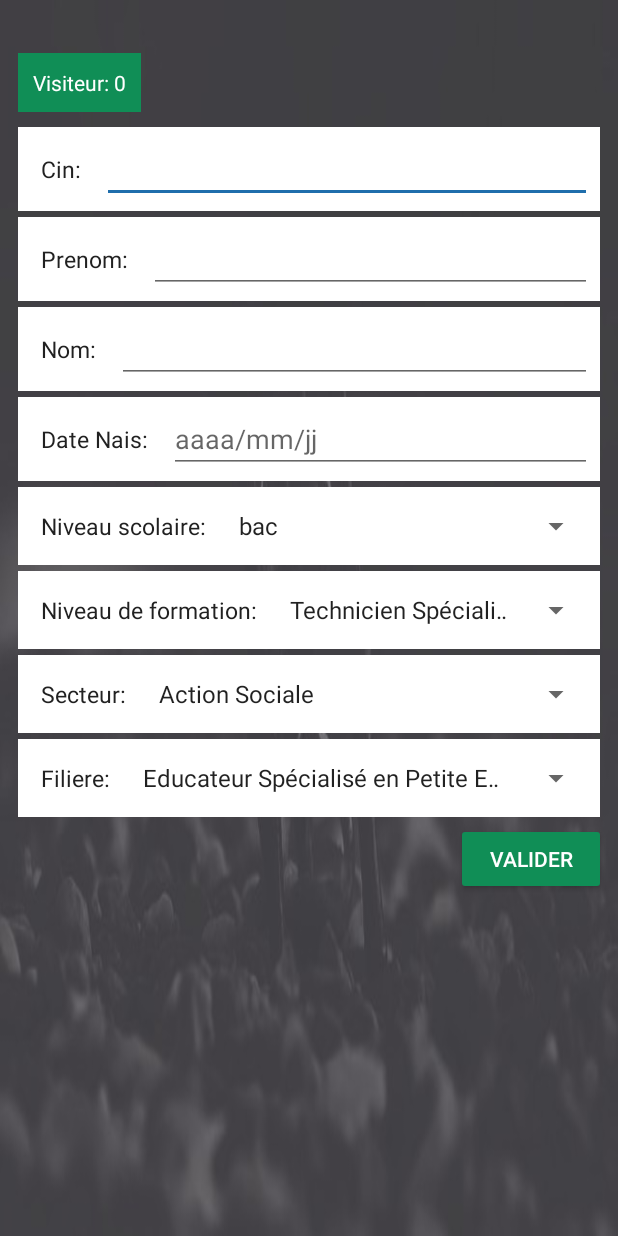
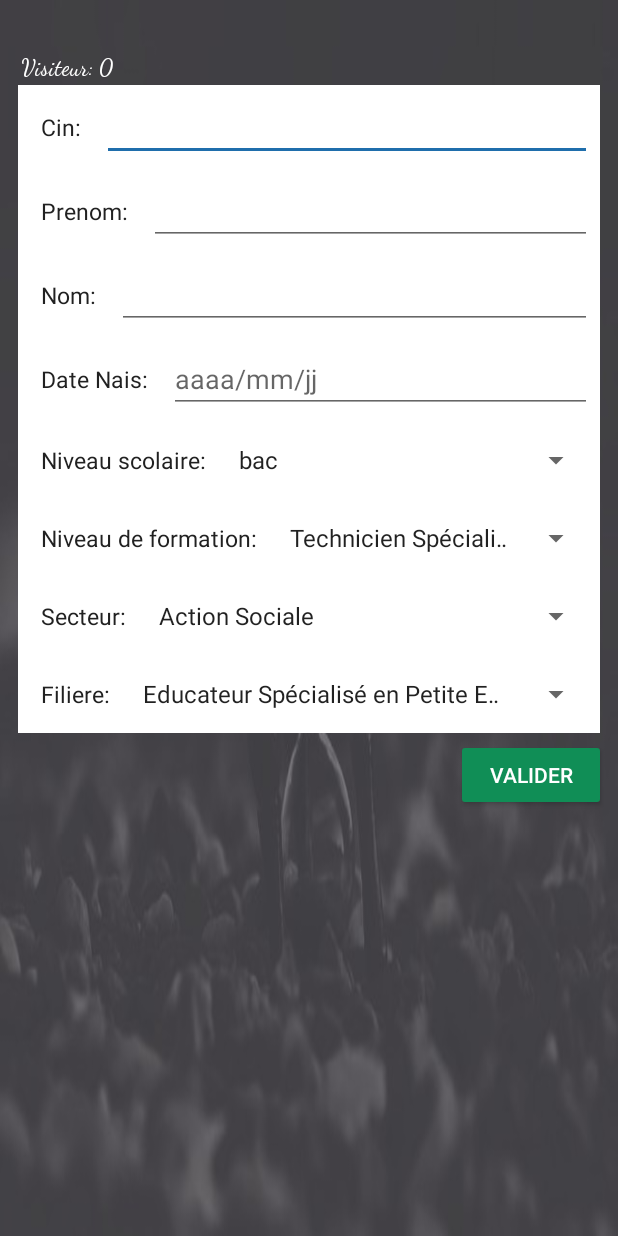
Before and after one commit to TAYBI/stage-android-app, an Android app: the screen it shows after launch (MainActivity), on a phone screen of 412 x 824 dp. Run offline under Robolectric (Android 15) with nearby library versions, the phone set to English and light mode, and no system bars.

Commit message:
edit design

```diff
--- a/app/src/main/res/layout/activity_main.xml
+++ b/app/src/main/res/layout/activity_main.xml
@@ -36,12 +36,13 @@
                 android:id="@+id/visiteurs"
                 android:layout_width="wrap_content"
                 android:layout_height="wrap_content"
+                android:fontFamily="cursive"
                 android:layout_gravity="start"
                 android:layout_marginStart="8dp"
                 android:layout_marginTop="35dp"
-                android:background="@color/green"
-                android:padding="10dp"
+                android:paddingLeft="2dp"
                 android:text="Visiteur: "
+                android:textSize="@dimen/text_mud"
                 android:textColor="#fff" />
 
             <LinearLayout
@@ -49,7 +50,7 @@
                 android:layout_width="match_parent"
                 android:layout_height="wrap_content"
                 android:layout_marginStart="8dp"
-                android:layout_marginTop="10dp"
+                android:layout_marginTop="2dp"
                 android:layout_marginEnd="8dp"
                 android:background="@android:color/white"
                 android:orientation="horizontal"
@@ -75,7 +76,6 @@
                 android:layout_width="match_parent"
                 android:layout_height="wrap_content"
                 android:layout_marginStart="8dp"
-                android:layout_marginTop="4dp"
                 android:layout_marginEnd="8dp"
                 android:background="@android:color/white"
                 android:orientation="horizontal"
@@ -102,7 +102,6 @@
                 android:layout_width="match_parent"
                 android:layout_height="wrap_content"
                 android:layout_marginStart="8dp"
-                android:layout_marginTop="4dp"
                 android:layout_marginEnd="8dp"
                 android:background="@android:color/white"
                 android:orientation="horizontal"
@@ -129,7 +128,6 @@
                 android:layout_width="match_parent"
                 android:layout_height="wrap_content"
                 android:layout_marginStart="8dp"
-                android:layout_marginTop="4dp"
                 android:layout_marginEnd="8dp"
                 android:background="@android:color/white"
                 android:orientation="horizontal"
@@ -157,7 +155,6 @@
                 android:layout_width="match_parent"
                 android:layout_height="wrap_content"
                 android:layout_marginStart="8dp"
-                android:layout_marginTop="4dp"
                 android:layout_marginEnd="8dp"
                 android:background="@android:color/white"
                 android:orientation="horizontal"
@@ -185,7 +182,6 @@
                 android:layout_width="match_parent"
                 android:layout_height="wrap_content"
                 android:layout_marginStart="8dp"
-                android:layout_marginTop="4dp"
                 android:layout_marginEnd="8dp"
                 android:background="@android:color/white"
                 android:orientation="horizontal"
@@ -213,7 +209,6 @@
                 android:layout_width="match_parent"
                 android:layout_height="wrap_content"
                 android:layout_marginStart="8dp"
-                android:layout_marginTop="4dp"
                 android:layout_marginEnd="8dp"
                 android:background="@android:color/white"
                 android:orientation="horizontal"
@@ -241,7 +236,6 @@
                 android:layout_width="match_parent"
                 android:layout_height="wrap_content"
                 android:layout_marginStart="8dp"
-                android:layout_marginTop="4dp"
                 android:layout_marginEnd="8dp"
                 android:background="@android:color/white"
                 android:orientation="horizontal"
```
